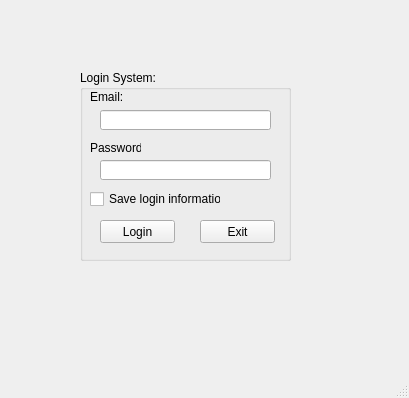
Old version of the form tuan5/retail_project/uis/LoginMainWindow.ui in the repository mylinh130425/K234161840_NguyenThuyMyLinh.
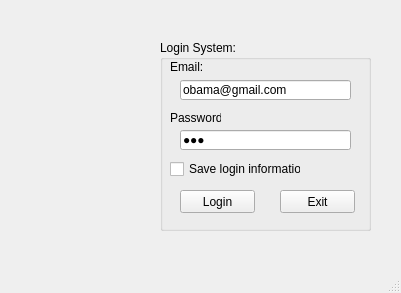
New version of the form. Icons and pictures are not drawn.

```diff
--- a/tuan5/retail_project/uis/LoginMainWindow.ui
+++ b/tuan5/retail_project/uis/LoginMainWindow.ui
@@ -6,8 +6,8 @@
    <rect>
     <x>0</x>
     <y>0</y>
-    <width>409</width>
-    <height>398</height>
+    <width>401</width>
+    <height>293</height>
    </rect>
   </property>
   <property name="windowTitle">
@@ -17,8 +17,8 @@
    <widget class="QGroupBox" name="groupBox">
     <property name="geometry">
      <rect>
-      <x>80</x>
-      <y>70</y>
+      <x>160</x>
+      <y>40</y>
       <width>211</width>
       <height>191</height>
      </rect>
@@ -48,6 +48,9 @@
        <height>20</height>
       </rect>
      </property>
+     <property name="text">
+      <string>obama@gmail.com</string>
+     </property>
     </widget>
     <widget class="QLabel" name="label_2">
      <property name="geometry">
@@ -71,6 +74,9 @@
        <height>20</height>
       </rect>
      </property>
+     <property name="text">
+      <string>123</string>
+     </property>
      <property name="echoMode">
       <enum>QLineEdit::Password</enum>
      </property>
@@ -123,6 +129,22 @@
      </property>
     </widget>
    </widget>
+   <widget class="QLabel" name="label_3">
+    <property name="geometry">
+     <rect>
+      <x>20</x>
+      <y>70</y>
+      <width>121</width>
+      <height>121</height>
+     </rect>
+    </property>
+    <property name="text">
+     <string/>
+    </property>
+    <property name="pixmap">
+     <pixmap>../images/ic_login_screen.png</pixmap>
+    </property>
+   </widget>
   </widget>
   <widget class="QMenuBar" name="menubar">
    <property name="geometry">
```
Left out of the diff: 29 changed lines with no effect on the pictures.
